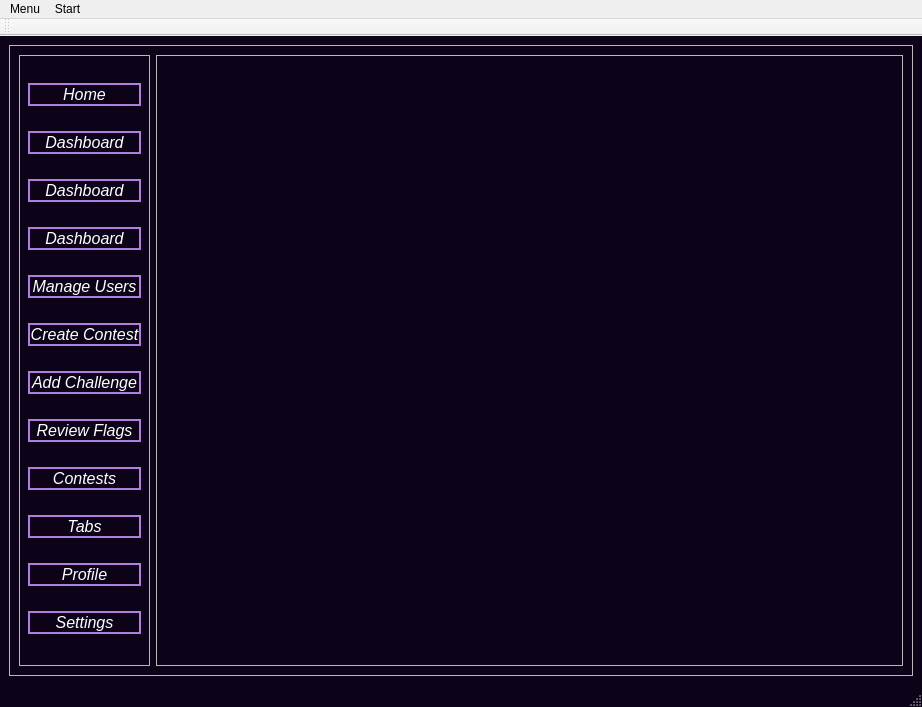
Qt form CyberRange/Client/MainMenu.ui (Pafy-24/CyberRange----POO) before a commit.
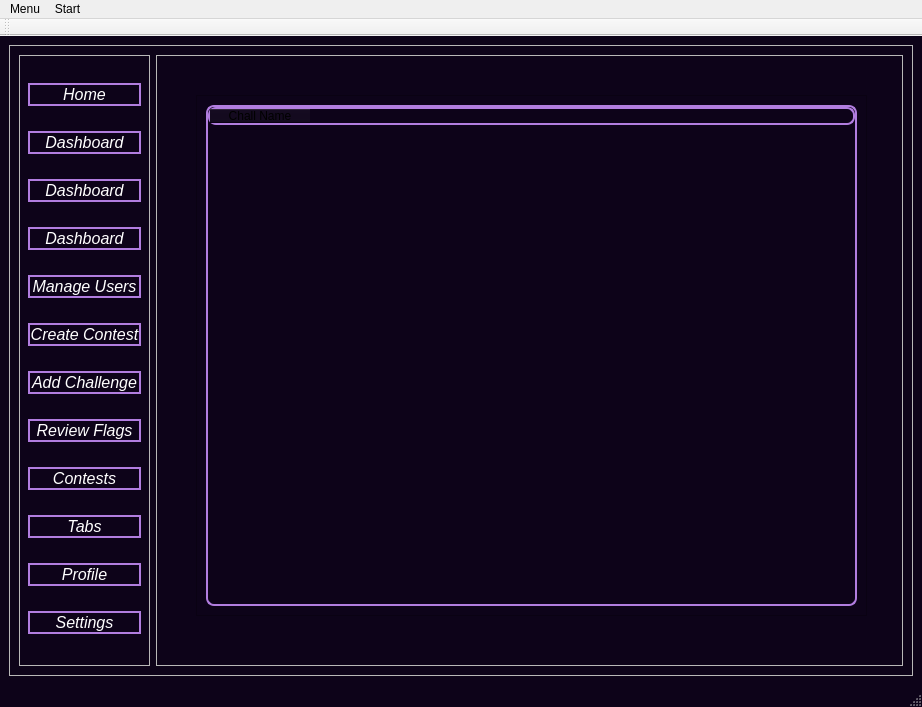
The same form after that commit. The open tabs and pages were chosen to show the change.

What changed in the file:
```diff
--- a/CyberRange/Client/MainMenu.ui
+++ b/CyberRange/Client/MainMenu.ui
@@ -3319,7 +3319,42 @@
              </layout>
             </widget>
             <widget class="QWidget" name="Tabs">
-             <layout class="QVBoxLayout" name="verticalLayout_6"/>
+             <property name="styleSheet">
+              <string notr="true"/>
+             </property>
+             <widget class="QFrame" name="frame_28">
+              <property name="geometry">
+               <rect>
+                <x>30</x>
+                <y>30</y>
+                <width>671</width>
+                <height>521</height>
+               </rect>
+              </property>
+              <property name="frameShape">
+               <enum>QFrame::Shape::StyledPanel</enum>
+              </property>
+              <property name="frameShadow">
+               <enum>QFrame::Shadow::Raised</enum>
+              </property>
+              <layout class="QHBoxLayout" name="horizontalLayout_7">
+               <item>
+                <widget class="QTableWidget" name="tableWidget">
+                 <property name="styleSheet">
+                  <string notr="true">QFrame {
+    border-radius: 8px;
+    border: 2px solid #b17ddf;
+}</string>
+                 </property>
+                 <column>
+                  <property name="text">
+                   <string>Chall Name</string>
+                  </property>
+                 </column>
+                </widget>
+               </item>
+              </layout>
+             </widget>
             </widget>
             <widget class="QWidget" name="CurrentContest">
              <property name="styleSheet">
```
Left out of the diff: 15 changed lines with no effect on the pictures.
